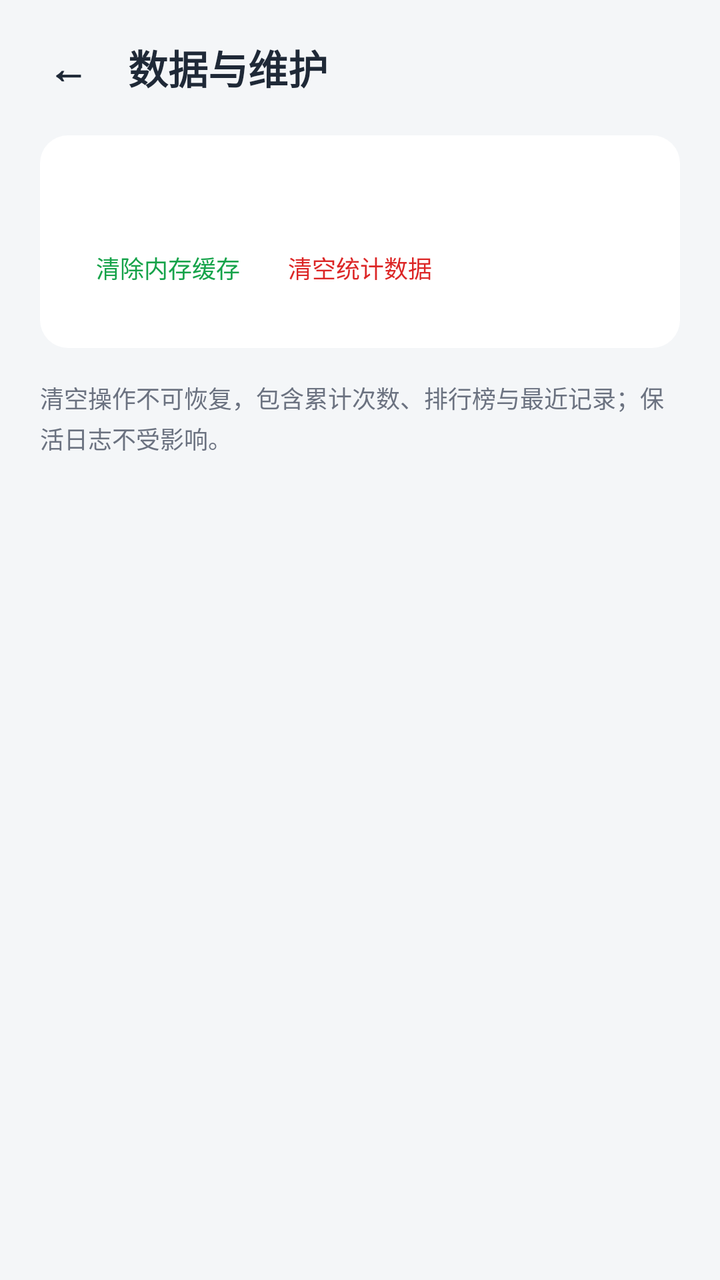
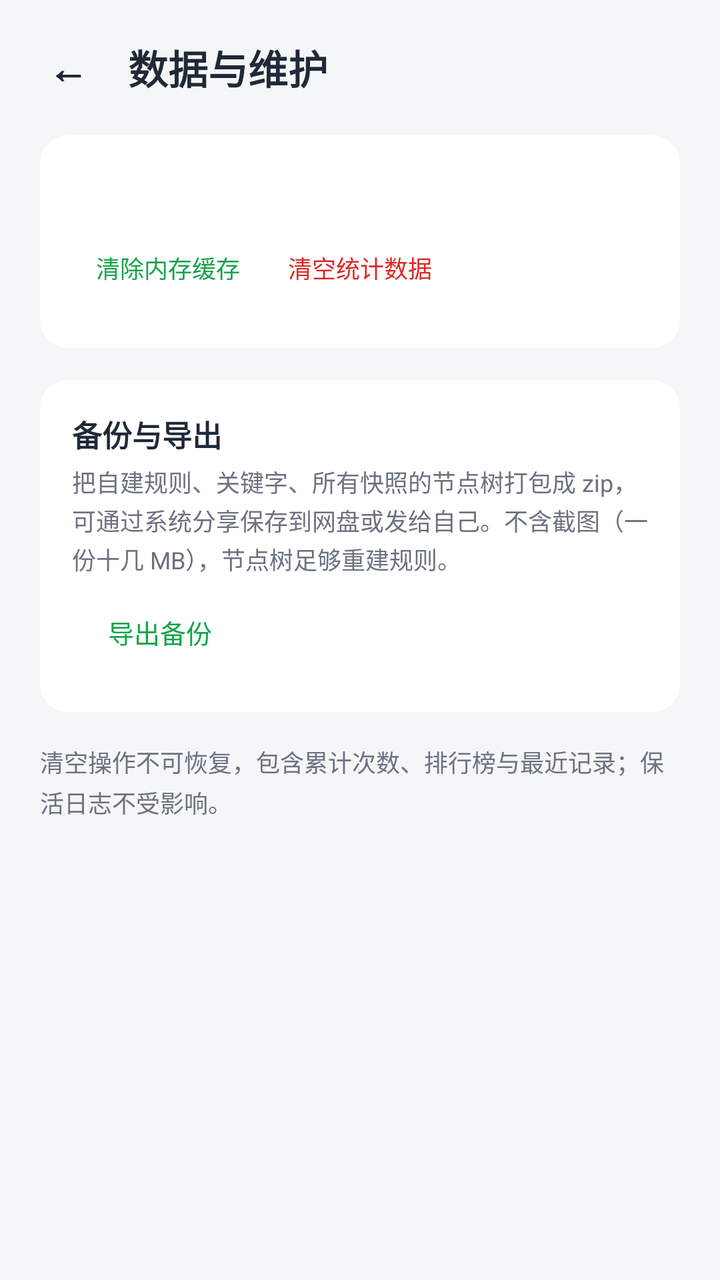

Two renders of the same Android screen: before a commit and after it. Below are the layout's source before the change and the commit's diff.
<!-- AndroidManifest.xml: application theme Theme.SkipAd -->
<!-- res/layout/activity_maintenance.xml -->
<?xml version="1.0" encoding="utf-8"?>
<ScrollView xmlns:android="http://schemas.android.com/apk/res/android"
    android:layout_width="match_parent"
    android:layout_height="match_parent"
    android:fillViewport="true">

    <LinearLayout
        android:layout_width="match_parent"
        android:layout_height="wrap_content"
        android:orientation="vertical">

        <View
            android:id="@+id/inset_top"
            android:layout_width="match_parent"
            android:layout_height="0dp" />

        <LinearLayout
            android:layout_width="match_parent"
            android:layout_height="wrap_content"
            android:gravity="center_vertical"
            android:orientation="horizontal"
            android:paddingLeft="12dp"
            android:paddingTop="8dp"
            android:paddingRight="20dp"
            android:paddingBottom="8dp">

            <TextView
                android:id="@+id/back_button"
                android:layout_width="wrap_content"
                android:layout_height="wrap_content"
                android:padding="12dp"
                android:text="←"
                android:textColor="@color/text_primary"
                android:textSize="20sp"
                android:textStyle="bold" />

            <TextView
                android:layout_width="wrap_content"
                android:layout_height="wrap_content"
                android:layout_marginLeft="8dp"
                android:text="@string/maintain_title"
                android:textColor="@color/text_primary"
                android:textSize="20sp"
                android:textStyle="bold" />
        </LinearLayout>

        <LinearLayout
            android:layout_width="match_parent"
            android:layout_height="wrap_content"
            android:orientation="vertical"
            android:paddingLeft="20dp"
            android:paddingRight="20dp">

            <LinearLayout
                android:layout_width="match_parent"
                android:layout_height="wrap_content"
                android:background="@drawable/bg_card"
                android:orientation="vertical"
                android:padding="16dp">

                <TextView
                    android:id="@+id/mem_text"
                    android:layout_width="wrap_content"
                    android:layout_height="wrap_content"
                    android:textColor="@color/text_primary"
                    android:textSize="15sp" />

                <LinearLayout
                    android:layout_width="match_parent"
                    android:layout_height="wrap_content"
                    android:layout_marginTop="6dp"
                    android:orientation="horizontal">

                    <Button
                        android:id="@+id/clear_cache_button"
                        style="?android:attr/borderlessButtonStyle"
                        android:layout_width="wrap_content"
                        android:layout_height="wrap_content"
                        android:text="@string/action_clear_mem_cache"
                        android:textColor="@color/primary"
                        android:textSize="12sp" />

                    <Button
                        android:id="@+id/clear_stats_button"
                        style="?android:attr/borderlessButtonStyle"
                        android:layout_width="wrap_content"
                        android:layout_height="wrap_content"
                        android:text="@string/action_clear_stats"
                        android:textColor="@color/status_off"
                        android:textSize="12sp" />
                </LinearLayout>
            </LinearLayout>

            <TextView
                android:layout_width="match_parent"
                android:layout_height="wrap_content"
                android:layout_marginTop="16dp"
                android:lineSpacingExtra="3dp"
                android:text="@string/clear_stats_warn_repeat"
                android:textColor="@color/text_secondary"
                android:textSize="12sp" />
        </LinearLayout>

        <View
            android:id="@+id/inset_bottom"
            android:layout_width="match_parent"
            android:layout_height="0dp" />
    </LinearLayout>
</ScrollView>
<!-- resources referenced by this layout -->
<resources>
  <color name="primary">#16A34A</color>
  <color name="status_off">#DC2626</color>
  <color name="text_primary">#1F2937</color>
  <color name="text_secondary">#6B7280</color>
  <!-- drawable bg_card (drawable) -->
  <?xml version="1.0" encoding="utf-8"?>
  <shape xmlns:android="http://schemas.android.com/apk/res/android" android:shape="rectangle">
      <solid android:color="@color/card" />
      <corners android:radius="14dp" />
  </shape>
  <string name="action_clear_mem_cache">清除内存缓存</string>
  <string name="action_clear_stats">清空统计数据</string>
  <string name="clear_stats_warn_repeat">清空操作不可恢复，包含累计次数、排行榜与最近记录；保活日志不受影响。</string>
  <string name="maintain_title">数据与维护</string>
  <style name="Theme.SkipAd" parent="Theme.AppCompat.DayNight.NoActionBar">
          <item name="colorPrimary">@color/primary</item>
          <item name="colorPrimaryDark">@color/primary_dark</item>
          <item name="colorAccent">@color/primary</item>
          <item name="android:windowBackground">@color/background</item>
          <item name="android:statusBarColor">@android:color/transparent</item>
          <item name="android:navigationBarColor">@android:color/transparent</item>
          <item name="android:windowLightStatusBar">true</item>
      </style>
  <color name="card">#FFFFFF</color>
  <color name="primary_dark">#0E7A38</color>
  <color name="background">#F4F6F8</color>
</resources>

<!-- the commit's change to res/layout/activity_maintenance.xml (unified diff, before → after) -->
@@ -91,6 +91,42 @@
                 </LinearLayout>
             </LinearLayout>
 
+            <LinearLayout
+                android:layout_width="match_parent"
+                android:layout_height="wrap_content"
+                android:layout_marginTop="16dp"
+                android:background="@drawable/bg_card"
+                android:orientation="vertical"
+                android:padding="16dp">
+
+                <TextView
+                    android:layout_width="wrap_content"
+                    android:layout_height="wrap_content"
+                    android:text="备份与导出"
+                    android:textColor="@color/text_primary"
+                    android:textSize="15sp"
+                    android:textStyle="bold" />
+
+                <TextView
+                    android:layout_width="match_parent"
+                    android:layout_height="wrap_content"
+                    android:layout_marginTop="4dp"
+                    android:lineSpacingExtra="2dp"
+                    android:text="把自建规则、关键字、所有快照的节点树打包成 zip，可通过系统分享保存到网盘或发给自己。不含截图（一份十几 MB），节点树足够重建规则。"
+                    android:textColor="@color/text_secondary"
+                    android:textSize="12sp" />
+
+                <Button
+                    android:id="@+id/export_backup_button"
+                    style="?android:attr/borderlessButtonStyle"
+                    android:layout_width="wrap_content"
+                    android:layout_height="wrap_content"
+                    android:layout_marginTop="4dp"
+                    android:text="导出备份"
+                    android:textColor="@color/primary"
+                    android:textSize="13sp" />
+            </LinearLayout>
+
             <TextView
                 android:layout_width="match_parent"
                 android:layout_height="wrap_content"
